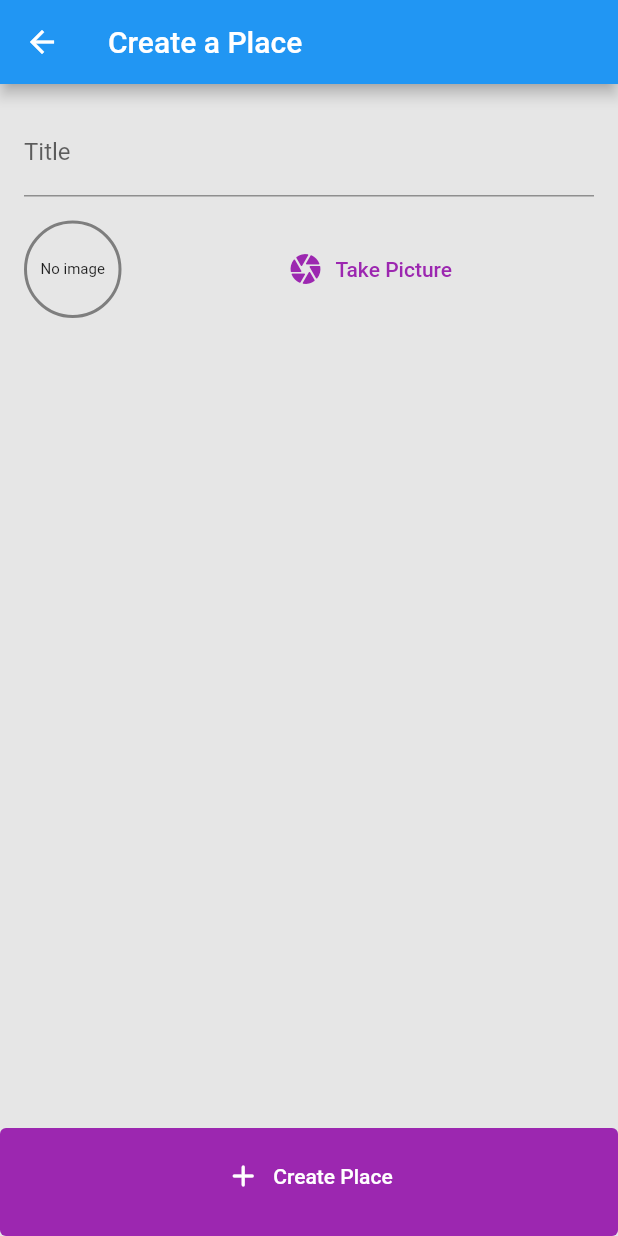
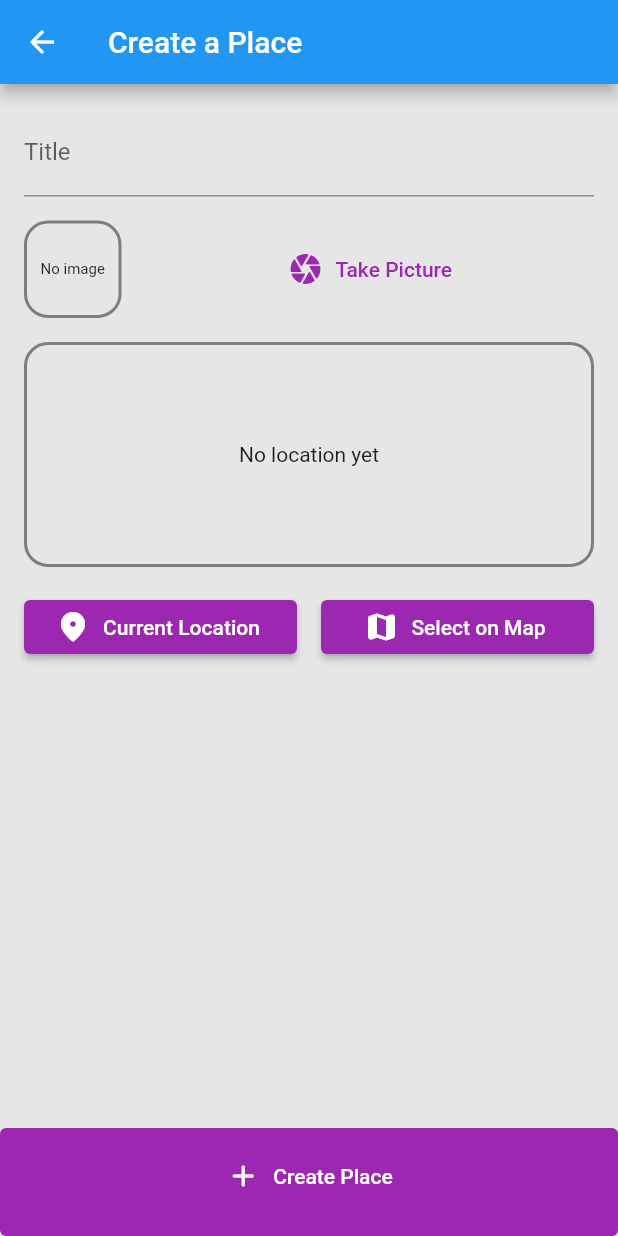
Before and after one commit to SergeyPetrosyuk/Placer, a Flutter app: the CreatePlaceRoute screen opened by its route, on a phone screen of 412 x 824 dp. Run offline on Flutter 3.47's test engine with Material 2 defaults, Android fonts, the phone set to English and light mode, and no system bars; our stand-ins replace image_picker, sqflite; accounts and stored records are empty.

Commit message:
Added a location input widget

```diff
--- a/lib/presentation/create_place/create_place_route.dart
+++ b/lib/presentation/create_place/create_place_route.dart
@@ -2,6 +2,7 @@ import 'dart:io';
 
 import 'package:flutter/material.dart';
 import 'package:placer/presentation/widget/image_input.dart';
+import 'package:placer/presentation/widget/location_input.dart';
 import 'package:placer/provider/places_provider.dart';
 import 'package:provider/provider.dart';
 
@@ -54,9 +55,9 @@ class _CreatePlaceRouteState extends State<CreatePlaceRoute> {
                       decoration: InputDecoration(labelText: 'Title'),
                     ),
                     SizedBox(height: 16),
-                    ImageInputWidget(
-                      selectImageFunc: _selectImage,
-                    ),
+                    ImageInputWidget(selectImageFunc: _selectImage),
+                    SizedBox(height: 16),
+                    LocationInputWidget(),
                   ],
                 ),
               ),
--- a/lib/presentation/widget/image_input.dart
+++ b/lib/presentation/widget/image_input.dart
@@ -48,7 +48,7 @@ class _ImageInputWidgetState extends State<ImageInputWidget> {
             height: 65,
             decoration: BoxDecoration(
               border: Border.all(color: Colors.black45, width: 2),
-              borderRadius: BorderRadius.circular(32.5),
+              borderRadius: BorderRadius.circular(16),
             ),
             alignment: Alignment.center,
             child: _imagePreview,
--- /dev/null
+++ b/lib/presentation/widget/location_input.dart
@@ -0,0 +1,60 @@
+import 'package:flutter/material.dart';
+
+class LocationInputWidget extends StatefulWidget {
+  @override
+  _LocationInputWidgetState createState() => _LocationInputWidgetState();
+}
+
+class _LocationInputWidgetState extends State<LocationInputWidget> {
+  String? _locationPreviewUrl;
+
+  @override
+  Widget build(BuildContext context) => Column(
+        children: [
+          Container(
+            height: 150,
+            width: double.infinity,
+            decoration: BoxDecoration(
+              border: Border.all(color: Colors.black45, width: 2),
+              borderRadius: BorderRadius.circular(16),
+            ),
+            child: _mapPreviewWidget,
+          ),
+          SizedBox(height: 16),
+          Row(
+            children: [
+              Expanded(
+                child: ElevatedButton.icon(
+                  onPressed: () {},
+                  icon: Icon(Icons.location_on_rounded),
+                  label: Text('Current Location'),
+                ),
+              ),
+              SizedBox(width: 16),
+              Expanded(
+                child: ElevatedButton.icon(
+                  onPressed: () {},
+                  icon: Icon(Icons.map_rounded),
+                  label: Text('Select on Map'),
+                ),
+              ),
+            ],
+          ),
+        ],
+      );
+
+  Widget get _mapPreviewWidget {
+    final String? locationPreview = _locationPreviewUrl;
+    return ClipRRect(
+      borderRadius: BorderRadius.circular(16),
+      child: locationPreview == null
+          ? Center(child: Text('No location yet'))
+          : Image.network(
+              locationPreview,
+              fit: BoxFit.cover,
+              width: double.infinity,
+              height: 150,
+            ),
+    );
+  }
+}
--- a/pubspec.yaml
+++ b/pubspec.yaml
@@ -33,6 +33,7 @@ dependencies:
   path_provider: ^2.0.2
   path: ^1.8.0
   sqflite: ^2.0.0+4
+  location: ^4.3.0
 
 dev_dependencies:
   flutter_test:
```
Also changed, not shown: pubspec.lock, 2 other files.
